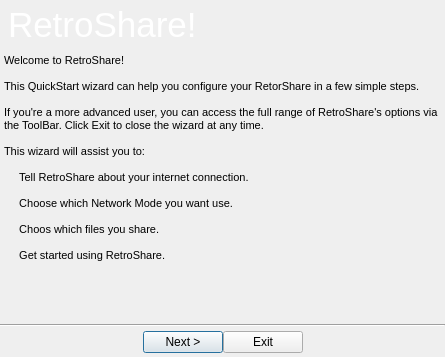
Qt form retroshare-gui/src/gui/QuickStartWizard.ui (RetroShare/RetroShare) before a commit.
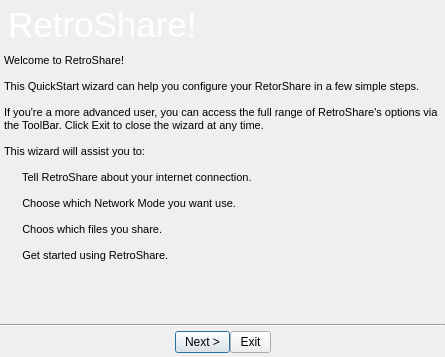
The same form after that commit. The open tabs and pages were chosen to show the change. Icons and pictures are not drawn.

Diff of the .ui file:
```diff
--- a/retroshare-gui/src/gui/QuickStartWizard.ui
+++ b/retroshare-gui/src/gui/QuickStartWizard.ui
@@ -32,6 +32,43 @@
    <iconset resource="images.qrc">
     <normaloff>:/images/rstray3.png</normaloff>:/images/rstray3.png</iconset>
   </property>
+  <property name="styleSheet">
+   <string notr="true">QComboBox QAbstractItemView { 
+background-color:white;
+}
+
+QComboBox::down-arrow {
+image: url(:/images/combobox_arrow.png);
+}
+
+QComboBox:drop-down
+{
+subcontrol-origin: padding;
+subcontrol-position: top right;
+border-left-style: none; 
+border-top-right-radius: 1px;
+border-bottom-right-radius: 1px;
+}
+
+QToolButton, QPushButton, QComboBox { 
+border-image: url(:/images/btn_26.png) 4;
+border-width: 4;
+padding: 0px 6px;
+font-size: 12px;
+}
+
+QToolButton:hover, QPushButton:hover, QComboBox:hover { 
+border-image: url(:/images/btn_26_hover.png) 4;
+}
+
+QToolButton:disabled, QPushButton:disabled, QComboBox::disabled {
+color:gray;
+}
+
+QToolButton:pressed, QPushButton:pressed{
+border-image: url(:/images/btn_26_pressed.png) 4;
+}</string>
+  </property>
   <property name="modal">
    <bool>true</bool>
   </property>
@@ -120,10 +157,16 @@
    </item>
    <item row="1" column="0">
     <widget class="QStackedWidget" name="pagesWizard">
+     <property name="styleSheet">
+      <string notr="true"/>
+     </property>
      <property name="currentIndex">
       <number>5</number>
      </property>
      <widget class="QWidget" name="pageWelcome">
+      <property name="styleSheet">
+       <string notr="true"/>
+      </property>
       <layout class="QGridLayout" name="gridLayout_2">
        <property name="margin">
         <number>0</number>
@@ -167,13 +210,13 @@
 &lt;p style=&quot;-qt-paragraph-type:empty; margin-top:0px; margin-bottom:0px; margin-left:0px; margin-right:0px; -qt-block-indent:0; text-indent:0px; font-size:8pt;&quot;&gt;&lt;/p&gt;
 &lt;p style=&quot; margin-top:0px; margin-bottom:0px; margin-left:0px; margin-right:0px; -qt-block-indent:0; text-indent:0px;&quot;&gt;&lt;span style=&quot; font-size:8pt;&quot;&gt;This wizard will assist you to:&lt;/span&gt;&lt;/p&gt;
 &lt;p style=&quot;-qt-paragraph-type:empty; margin-top:0px; margin-bottom:0px; margin-left:0px; margin-right:0px; -qt-block-indent:0; text-indent:0px; font-size:8pt;&quot;&gt;&lt;/p&gt;
-&lt;p style=&quot; margin-top:0px; margin-bottom:0px; margin-left:0px; margin-right:0px; -qt-block-indent:0; text-indent:0px;&quot;&gt;&lt;span style=&quot; font-size:8pt;&quot;&gt;    &lt;/span&gt;&lt;img src=&quot;:/images/accepted16.png&quot; /&gt;&lt;span style=&quot; font-size:8pt;&quot;&gt; Tell RetroShare about your internet connection.&lt;/span&gt;&lt;/p&gt;
+&lt;p style=&quot; margin-top:0px; margin-bottom:0px; margin-left:0px; margin-right:0px; -qt-block-indent:0; text-indent:0px;&quot;&gt;&lt;span style=&quot; font-size:8pt;&quot;&gt;    &lt;/span&gt;&lt;img src=&quot;:/images/list_bullet_arrow.png&quot; /&gt;&lt;span style=&quot; font-size:8pt;&quot;&gt; &lt;/span&gt;&lt;span style=&quot; font-size:8pt;&quot;&gt; Tell RetroShare about your internet connection.&lt;/span&gt;&lt;/p&gt;
 &lt;p style=&quot;-qt-paragraph-type:empty; margin-top:0px; margin-bottom:0px; margin-left:0px; margin-right:0px; -qt-block-indent:0; text-indent:0px; font-size:8pt;&quot;&gt;&lt;/p&gt;
-&lt;p style=&quot; margin-top:0px; margin-bottom:0px; margin-left:0px; margin-right:0px; -qt-block-indent:0; text-indent:0px;&quot;&gt;&lt;span style=&quot; font-size:8pt;&quot;&gt;    &lt;/span&gt;&lt;img src=&quot;:/images/accepted16.png&quot; /&gt;&lt;span style=&quot; font-size:8pt;&quot;&gt; Choose which Network Mode you want use.&lt;/span&gt;&lt;/p&gt;
+&lt;p style=&quot; margin-top:0px; margin-bottom:0px; margin-left:0px; margin-right:0px; -qt-block-indent:0; text-indent:0px;&quot;&gt;&lt;span style=&quot; font-size:8pt;&quot;&gt;    &lt;/span&gt;&lt;img src=&quot;:/images/list_bullet_arrow.png&quot; /&gt;&lt;span style=&quot; font-size:8pt;&quot;&gt;  Choose which Network Mode you want use.&lt;/span&gt;&lt;/p&gt;
 &lt;p style=&quot;-qt-paragraph-type:empty; margin-top:0px; margin-bottom:0px; margin-left:0px; margin-right:0px; -qt-block-indent:0; text-indent:0px; font-size:8pt;&quot;&gt;&lt;/p&gt;
-&lt;p style=&quot; margin-top:0px; margin-bottom:0px; margin-left:0px; margin-right:0px; -qt-block-indent:0; text-indent:0px;&quot;&gt;&lt;span style=&quot; font-size:8pt;&quot;&gt;    &lt;/span&gt;&lt;img src=&quot;:/images/accepted16.png&quot; /&gt;&lt;span style=&quot; font-size:8pt;&quot;&gt; Choos which files you share.&lt;/span&gt;&lt;/p&gt;
+&lt;p style=&quot; margin-top:0px; margin-bottom:0px; margin-left:0px; margin-right:0px; -qt-block-indent:0; text-indent:0px;&quot;&gt;&lt;span style=&quot; font-size:8pt;&quot;&gt;    &lt;/span&gt;&lt;img src=&quot;:/images/list_bullet_arrow.png&quot; /&gt;&lt;span style=&quot; font-size:8pt;&quot;&gt;  Choos which files you share.&lt;/span&gt;&lt;/p&gt;
 &lt;p style=&quot;-qt-paragraph-type:empty; margin-top:0px; margin-bottom:0px; margin-left:0px; margin-right:0px; -qt-block-indent:0; text-indent:0px; font-size:8pt;&quot;&gt;&lt;/p&gt;
-&lt;p style=&quot; margin-top:0px; margin-bottom:0px; margin-left:0px; margin-right:0px; -qt-block-indent:0; text-indent:0px;&quot;&gt;&lt;span style=&quot; font-size:8pt;&quot;&gt;    &lt;/span&gt;&lt;img src=&quot;:/images/accepted16.png&quot; /&gt;&lt;span style=&quot; font-size:8pt;&quot;&gt; Get started using RetroShare.&lt;/span&gt;&lt;/p&gt;&lt;/body&gt;&lt;/html&gt;</string>
+&lt;p style=&quot; margin-top:0px; margin-bottom:0px; margin-left:0px; margin-right:0px; -qt-block-indent:0; text-indent:0px;&quot;&gt;&lt;span style=&quot; font-size:8pt;&quot;&gt;    &lt;/span&gt;&lt;img src=&quot;:/images/list_bullet_arrow.png&quot; /&gt;&lt;span style=&quot; font-size:8pt;&quot;&gt;  Get started using RetroShare.&lt;/span&gt;&lt;/p&gt;&lt;/body&gt;&lt;/html&gt;</string>
             </property>
             <property name="alignment">
              <set>Qt::AlignLeading|Qt::AlignLeft|Qt::AlignTop</set>
```
Left out of the diff: 2 changed lines with no effect on the pictures.
